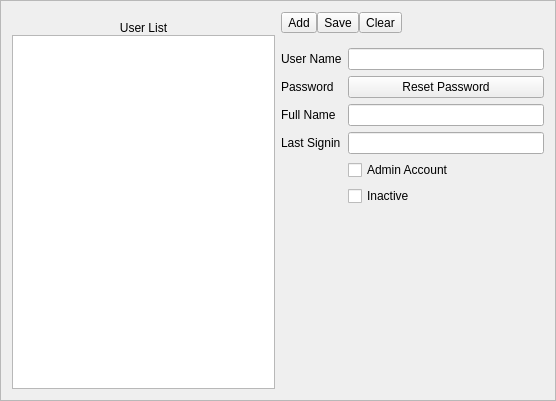
dominict/Rudy, file UI/ManageUsers.ui: the form before one commit.
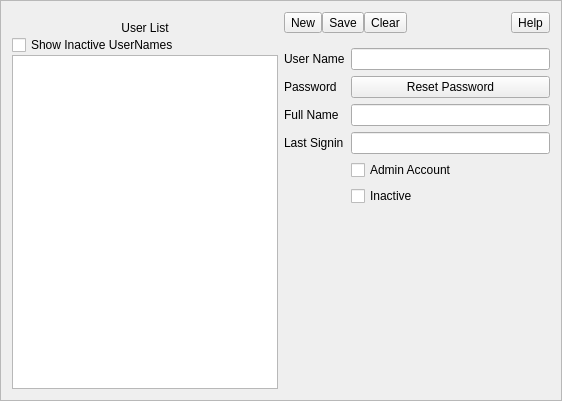
The form after the commit. Icons and pictures are not drawn.

Commit message: Completed UserManagement Functionality

What changed in the file:
```diff
--- a/UI/ManageUsers.ui
+++ b/UI/ManageUsers.ui
@@ -9,7 +9,7 @@
    <rect>
     <x>0</x>
     <y>0</y>
-    <width>556</width>
+    <width>562</width>
     <height>401</height>
    </rect>
   </property>
@@ -48,7 +48,14 @@
       </widget>
      </item>
      <item>
-      <widget class="QListWidget" name="listWidget"/>
+      <widget class="QCheckBox" name="showInactive">
+       <property name="text">
+        <string>Show Inactive UserNames</string>
+       </property>
+      </widget>
+     </item>
+     <item>
+      <widget class="QListWidget" name="userList"/>
      </item>
     </layout>
    </item>
@@ -57,7 +64,7 @@
      <item>
       <widget class="QToolButton" name="add">
        <property name="text">
-        <string>Add</string>
+        <string>New</string>
        </property>
        <property name="icon">
         <iconset>
@@ -109,6 +116,13 @@
        </property>
       </spacer>
      </item>
+     <item>
+      <widget class="QToolButton" name="helpme">
+       <property name="text">
+        <string>Help</string>
+       </property>
+      </widget>
+     </item>
     </layout>
    </item>
    <item row="1" column="1">
@@ -154,7 +168,11 @@
       </widget>
      </item>
      <item row="3" column="1">
-      <widget class="QLineEdit" name="lastSignin"/>
+      <widget class="QLineEdit" name="lastSignin">
+       <property name="readOnly">
+        <bool>true</bool>
+       </property>
+      </widget>
      </item>
      <item row="4" column="0">
       <widget class="QLabel" name="label_6">
```
Left out of the diff: 4 changed lines with no effect on the pictures. The commit also changes 7 other files.
